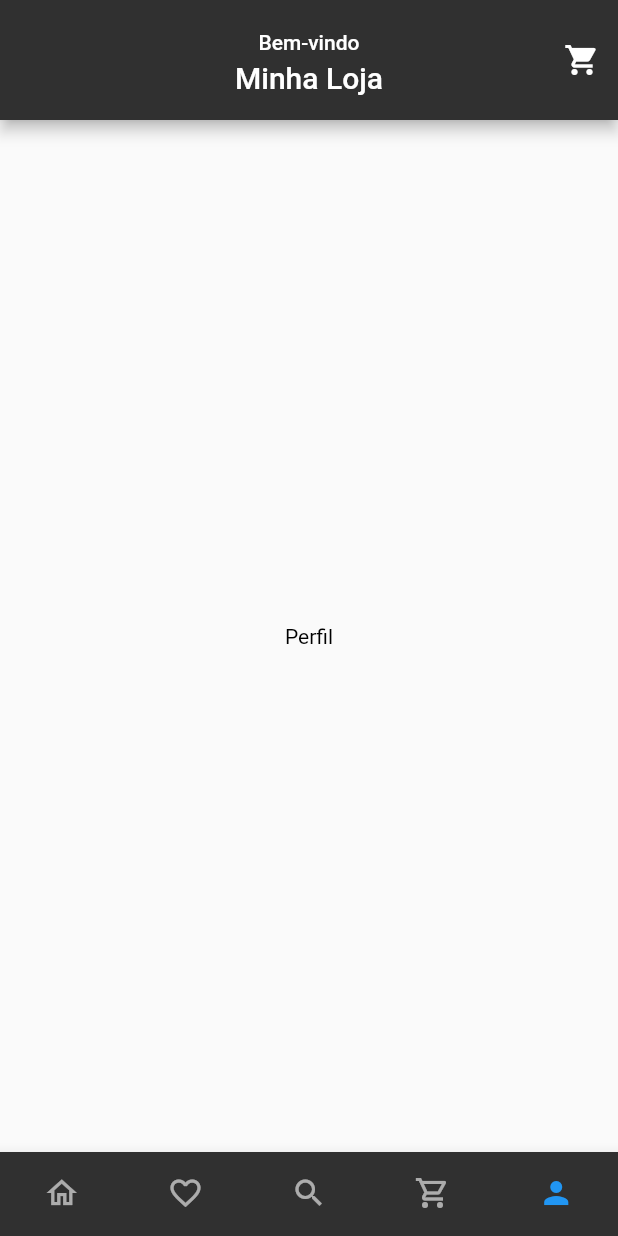
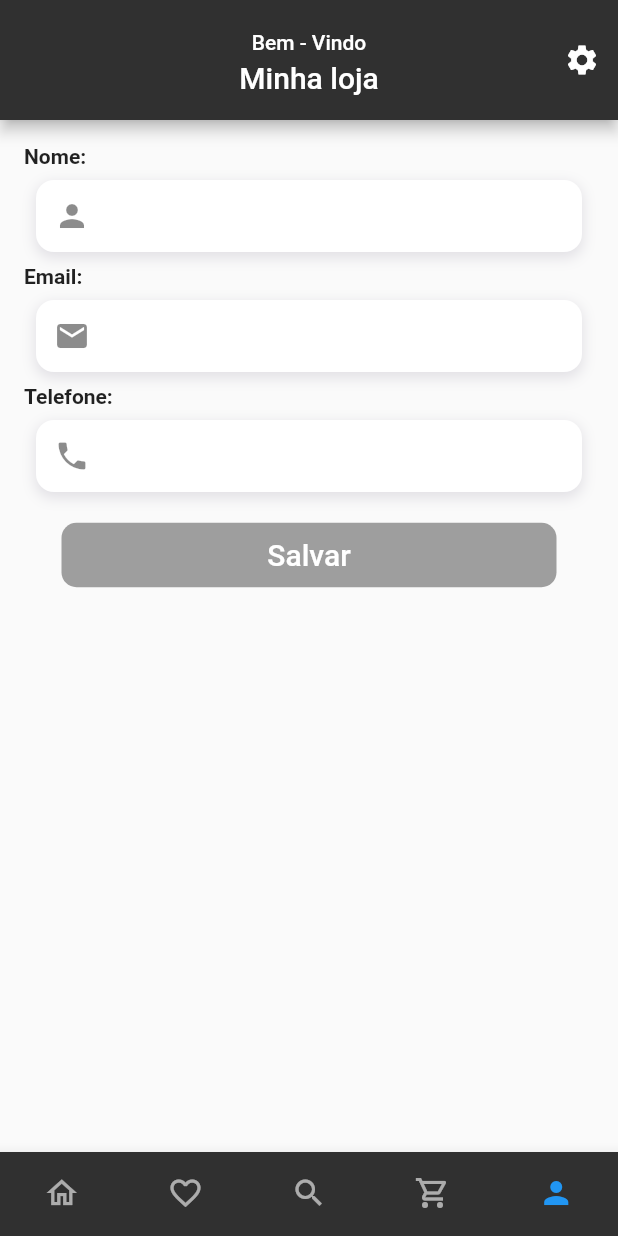
Before and after one commit to Clesyo/schop, a Flutter app: the screen it shows after launch, item 5 of the bottom bar chosen, on a phone screen of 412 x 824 dp. Run offline on Flutter 3.47's test engine with Material 2 defaults, Android fonts, the phone set to English and light mode, and no system bars; our stand-ins replace google_fonts.

Commit message:
Ajuste de telas

```diff
--- /dev/null
+++ b/lib/configuration/profile/widget/field_custom_widget.dart
@@ -0,0 +1,29 @@
+import 'package:CShop/core/app_colors.dart';
+import 'package:flutter/material.dart';
+
+class FieldCustomWidget extends StatelessWidget {
+  final Icon icon;
+
+  const FieldCustomWidget({Key? key, required this.icon}) : super(key: key);
+
+  @override
+  Widget build(BuildContext context) {
+    return Padding(
+      padding: const EdgeInsets.all(8.0),
+      child: Container(
+        decoration: BoxDecoration(boxShadow: [
+          BoxShadow(
+              color: AppColors.black.withOpacity(0.147),
+              blurRadius: 7,
+              spreadRadius: .5,
+              offset: Offset(0, 3))
+        ], color: Colors.white, borderRadius: BorderRadius.circular(12)),
+        child: TextField(
+          style: TextStyle(fontSize: 15, fontWeight: FontWeight.bold),
+          decoration:
+              InputDecoration(border: InputBorder.none, prefixIcon: icon),
+        ),
+      ),
+    );
+  }
+}
--- a/lib/details/detail_product/detail_page.dart
+++ b/lib/details/detail_product/detail_page.dart
@@ -1,5 +1,5 @@
 import 'package:CShop/core/app_colors.dart';
-import 'package:CShop/models/products.dart';
+import 'package:CShop/models/product.dart';
 import 'package:flutter/material.dart';
 
 import 'widget/detail_body_widget.dart';
--- a/lib/details/detail_product/widget/detail_body_widget.dart
+++ b/lib/details/detail_product/widget/detail_body_widget.dart
@@ -1,7 +1,7 @@
 import 'package:CShop/core/app_colors.dart';
 import 'package:flutter/material.dart';
 
-import 'package:CShop/models/products.dart';
+import 'package:CShop/models/product.dart';
 
 import 'cart_counter_widget.dart';
 import 'poduct_title_image_widget.dart';
--- a/lib/details/detail_product/widget/poduct_title_image_widget.dart
+++ b/lib/details/detail_product/widget/poduct_title_image_widget.dart
@@ -1,6 +1,6 @@
 import 'package:flutter/material.dart';
 
-import 'package:CShop/models/products.dart';
+import 'package:CShop/models/product.dart';
 
 class ProductTitleImageWidget extends StatelessWidget {
   final Product product;
--- a/lib/filter/filter_search_page.dart
+++ b/lib/filter/filter_search_page.dart
@@ -1,6 +1,5 @@
 import 'package:CShop/core/app_colors.dart';
 import 'package:CShop/filter/widget/card_category_filter_widget.dart';
-import 'package:CShop/home/widget/card_category_widget.dart';
 import 'package:flutter/material.dart';
 
 class FilterSearchPage extends StatefulWidget {
--- a/lib/home/home_page.dart
+++ b/lib/home/home_page.dart
@@ -1,3 +1,4 @@
+import 'package:CShop/configuration/profile/settings_page.dart';
 import 'package:CShop/core/app_colors.dart';
 import 'package:CShop/filter/filter_search_page.dart';
 import 'package:CShop/filter/widget/appbar_filter_seach_widget.dart';
@@ -31,34 +32,35 @@ class _HomePageState extends State<HomePage> {
   @override
   Widget build(BuildContext context) {
     return Scaffold(
-      appBar: _index != 2
-          ? AppBar(
-              toolbarHeight: 80,
-              backgroundColor: AppColors.backPrimary,
+      appBar: (_index == 4)
+          ? buildAppBarHome(
+              barHeight: 80,
+              color: AppColors.backPrimary,
+              actions: <Widget>[
+                IconButton(
+                  icon: Icon(Icons.settings),
+                  onPressed: () => Navigator.push(context,
+                      MaterialPageRoute(builder: (context) => SettingsPage())),
+                  tooltip: "Configuração",
+                )
+              ],
               title: Column(
                 children: <Widget>[
                   Padding(
                     padding: const EdgeInsets.all(4.0),
                     child: Text(
-                      "Bem-vindo",
+                      "Bem - Vindo",
                       style: TextStyle(fontSize: 14),
                     ),
                   ),
-                  Text("Minha Loja"),
+                  Text("Minha loja"),
                 ],
               ),
-              centerTitle: true,
-              actions: <Widget>[
-                IconButton(
-                  icon: Icon(Icons.shopping_cart),
-                  onPressed: () {},
-                  tooltip: "Carrindo",
             )
-              ],
-            )
-          : AppBar(
-              toolbarHeight: 80,
-              backgroundColor: AppColors.backPrimary,
+          : (_index == 2)
+              ? buildAppBarHome(
+                  barHeight: 80,
+                  color: AppColors.backPrimary,
                   title: AppBarFilterSearchWidget(),
                   actions: <Widget>[
                     IconButton(
@@ -68,6 +70,29 @@ class _HomePageState extends State<HomePage> {
                             MaterialPageRoute(
                                 builder: (context) => FilterSearchPage())))
                   ],
+                )
+              : buildAppBarHome(
+                  barHeight: 80,
+                  color: AppColors.backPrimary,
+                  actions: <Widget>[
+                    IconButton(
+                      icon: Icon(Icons.shopping_cart),
+                      onPressed: () {},
+                      tooltip: "Carrinho",
+                    )
+                  ],
+                  title: Column(
+                    children: <Widget>[
+                      Padding(
+                        padding: const EdgeInsets.all(4.0),
+                        child: Text(
+                          "Bem - Vindo",
+                          style: TextStyle(fontSize: 14),
+                        ),
+                      ),
+                      Text("Minha loja"),
+                    ],
+                  ),
                 ),
       body: _list_page[_index],
       bottomNavigationBar: BottomNavigationBar(
@@ -149,4 +174,17 @@ class _HomePageState extends State<HomePage> {
       ),
     );
   }
+
+  AppBar buildAppBarHome(
+      {required double barHeight,
+      required Color color,
+      required List<Widget> actions,
+      required Widget title}) {
+    return AppBar(
+        toolbarHeight: barHeight,
+        backgroundColor: color,
+        title: title,
+        centerTitle: true,
+        actions: actions);
   }
+}
--- a/lib/home/pages/favorite_fragment.dart
+++ b/lib/home/pages/favorite_fragment.dart
@@ -1,5 +1,5 @@
 import 'package:CShop/home/widget/card_favorite_widget.dart';
-import 'package:CShop/models/products.dart';
+import 'package:CShop/models/product.dart';
 import 'package:flutter/material.dart';
 
 class FavoriteFrangment extends StatelessWidget {
--- a/lib/home/pages/home_fragment.dart
+++ b/lib/home/pages/home_fragment.dart
@@ -2,7 +2,7 @@ import 'package:CShop/core/app_icons.dart';
 import 'package:CShop/details/detail_product/detail_page.dart';
 import 'package:CShop/home/widget/card_category_widget.dart';
 import 'package:CShop/home/widget/card_item_widget.dart';
-import 'package:CShop/models/products.dart';
+import 'package:CShop/models/product.dart';
 import 'package:flutter/material.dart';
 
 class HomeFragment extends StatelessWidget {
--- a/lib/home/pages/order_fragment.dart
+++ b/lib/home/pages/order_fragment.dart
@@ -1,11 +1,11 @@
 import 'package:CShop/core/app_colors.dart';
 import 'package:CShop/home/widget/card_category_widget.dart';
 import 'package:CShop/home/widget/card_detail_order_widget.dart';
-import 'package:CShop/models/orders.dart';
+import 'package:CShop/models/order.dart';
 import 'package:flutter/material.dart';
 
 class OrderFragment extends StatelessWidget {
-  List<Orders> orders = Orders.orders;
+  List<Order> orders = Order.orders;
   @override
   Widget build(BuildContext context) {
     return Padding(
--- a/lib/home/pages/profile_fragment.dart
+++ b/lib/home/pages/profile_fragment.dart
@@ -1,13 +1,49 @@
+import 'package:CShop/configuration/profile/widget/field_custom_widget.dart';
 import 'package:flutter/material.dart';
 
 class ProfileFragment extends StatelessWidget {
   @override
   Widget build(BuildContext context) {
-    return Container(
-      child: Center(
-        child: Text(
-          "Perfil",
-          style: TextStyle(color: Colors.black),
+    return Padding(
+      padding: const EdgeInsets.all(8.0),
+      child: Container(
+        padding: EdgeInsets.all(8),
+        child: Column(
+          crossAxisAlignment: CrossAxisAlignment.start,
+          children: <Widget>[
+            Text("Nome:", style: TextStyle(fontWeight: FontWeight.bold)),
+            FieldCustomWidget(
+              icon: Icon(Icons.person),
+            ),
+            Text("Email:", style: TextStyle(fontWeight: FontWeight.bold)),
+            FieldCustomWidget(icon: Icon(Icons.email)),
+            Text("Telefone:", style: TextStyle(fontWeight: FontWeight.bold)),
+            FieldCustomWidget(icon: Icon(Icons.phone)),
+            Padding(
+              padding:
+                  const EdgeInsets.symmetric(horizontal: 25.0, vertical: 10),
+              child: Row(
+                children: [
+                  Expanded(
+                    child: FlatButton(
+                      onPressed: () {},
+                      child: Padding(
+                        padding: const EdgeInsets.all(10.0),
+                        child: Text("Salvar",
+                            style: Theme.of(context)
+                                .textTheme
+                                .headline6!
+                                .copyWith(color: Colors.white)),
+                      ),
+                      color: Colors.grey,
+                      shape: RoundedRectangleBorder(
+                          borderRadius: BorderRadius.circular(10)),
+                    ),
+                  ),
+                ],
+              ),
+            )
+          ],
         ),
       ),
     );
--- a/lib/home/widget/card_favorite_widget.dart
+++ b/lib/home/widget/card_favorite_widget.dart
@@ -2,7 +2,7 @@ import 'package:flutter/material.dart';
 
 import 'package:CShop/core/app_colors.dart';
 import 'package:CShop/core/app_images.dart';
-import 'package:CShop/models/products.dart';
+import 'package:CShop/models/product.dart';
 
 class CardFavoriteWidget extends StatelessWidget {
   final Product product;
--- a/lib/home/widget/card_item_widget.dart
+++ b/lib/home/widget/card_item_widget.dart
@@ -4,7 +4,7 @@ import 'package:flutter/material.dart';
 
 import 'package:CShop/core/app_colors.dart';
 import 'package:CShop/core/app_images.dart';
-import 'package:CShop/models/products.dart';
+import 'package:CShop/models/product.dart';
 
 class CardItemWidget extends StatelessWidget {
   final Product product;
```
Also changed, not shown: lib/configuration/profile/settings_page.dart (added, +69 -0 lines), lib/home/widget/card_detail_order_widget.dart (+19 -3 lines), lib/models/item_order.dart (added, +53 -0 lines), lib/models/order.dart (renamed from lib/models/orders.dart, +8 -8 lines), lib/models/product.dart (renamed from lib/models/products.dart, +18 -3 lines). Lines whose indentation alone changed are shown as unchanged.
